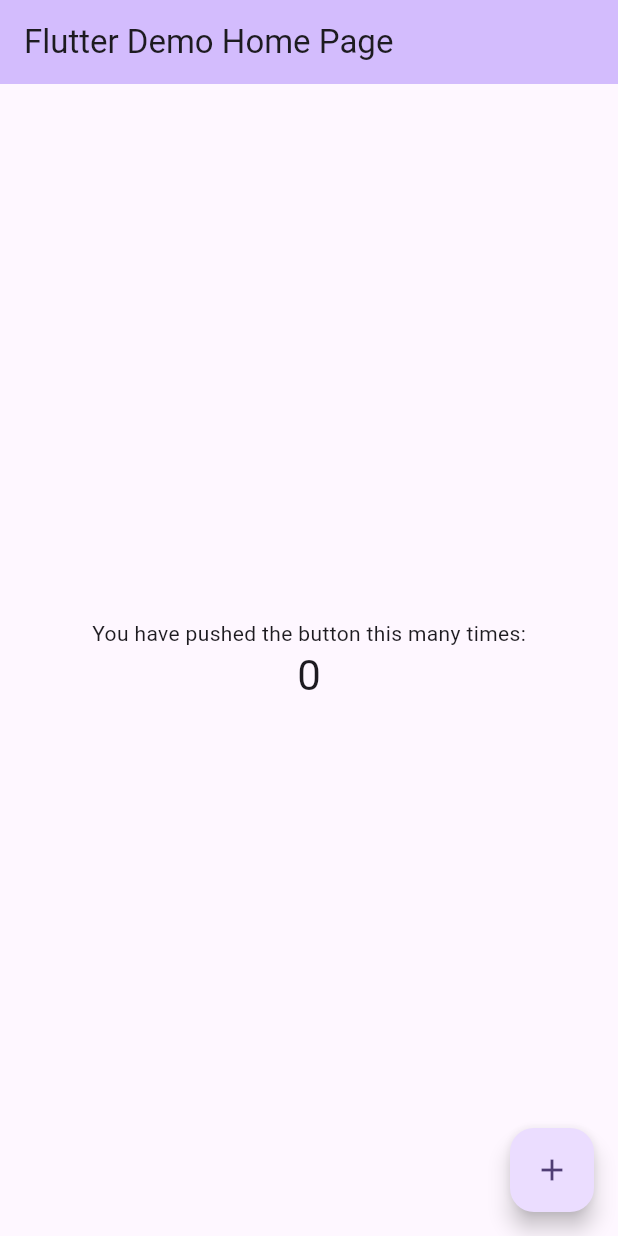
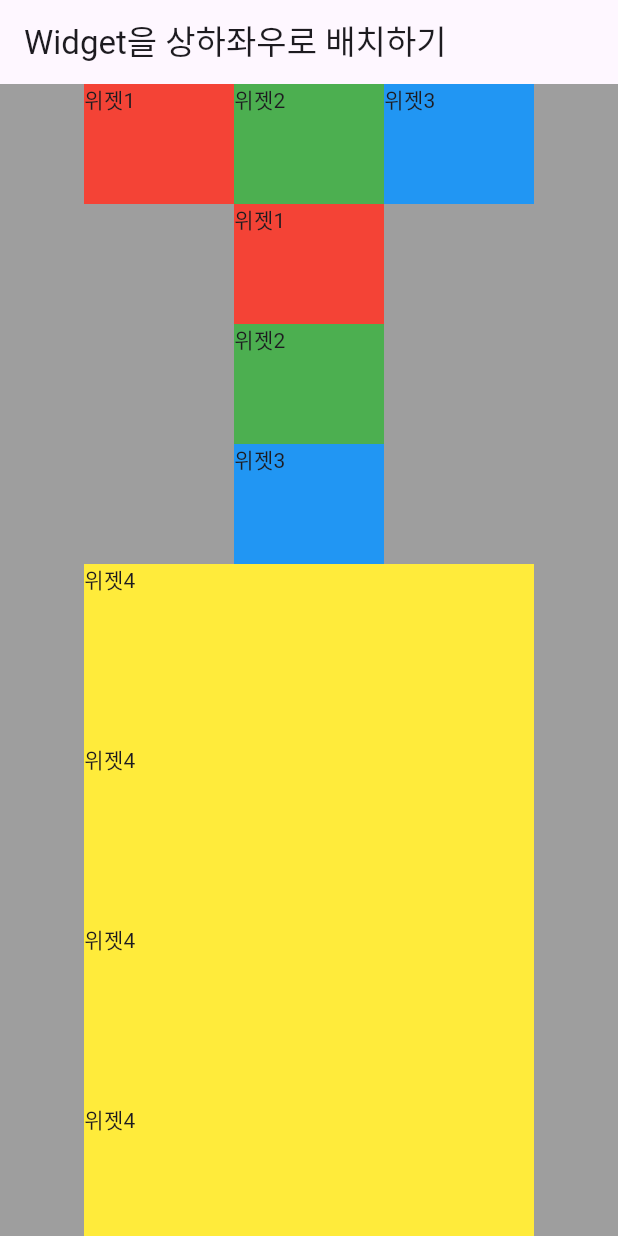
Before and after one commit to JeongJinyong/FlutterTest, a Flutter app: the screen it shows after launch, on a phone screen of 412 x 824 dp. Run offline on Flutter 3.47's test engine with Material 3 defaults, Android fonts, the phone set to English and light mode, and no system bars.

Commit message:
[End]Widget을 상하 좌우로 배치하기

```diff
--- a/FlutterExample2_2_1/lib/main.dart
+++ b/FlutterExample2_2_1/lib/main.dart
@@ -1,122 +1,106 @@
 import 'package:flutter/material.dart';
 
 void main() {
-  runApp(const MyApp());
+  runApp(
+    MaterialApp(
+      home: Scaffold(
+        appBar: AppBar(title: Text("Widget을 상하좌우로 배치하기")),
+        body: Body(),
+      ),
+    ),
+  );
 }
 
-class MyApp extends StatelessWidget {
-  const MyApp({super.key});
-
-  // This widget is the root of your application.
-  @override
-  Widget build(BuildContext context) {
-    return MaterialApp(
-      title: 'Flutter Demo',
-      theme: ThemeData(
-        // This is the theme of your application.
-        //
-        // TRY THIS: Try running your application with "flutter run". You'll see
-        // the application has a purple toolbar. Then, without quitting the app,
-        // try changing the seedColor in the colorScheme below to Colors.green
-        // and then invoke "hot reload" (save your changes or press the "hot
-        // reload" button in a Flutter-supported IDE, or press "r" if you used
-        // the command line to start the app).
-        //
-        // Notice that the counter didn't reset back to zero; the application
-        // state is not lost during the reload. To reset the state, use hot
-        // restart instead.
-        //
-        // This works for code too, not just values: Most code changes can be
-        // tested with just a hot reload.
-        colorScheme: ColorScheme.fromSeed(seedColor: Colors.deepPurple),
-      ),
-      home: const MyHomePage(title: 'Flutter Demo Home Page'),
-    );
-  }
-}
-
-class MyHomePage extends StatefulWidget {
-  const MyHomePage({super.key, required this.title});
-
-  // This widget is the home page of your application. It is stateful, meaning
-  // that it has a State object (defined below) that contains fields that affect
-  // how it looks.
-
-  // This class is the configuration for the state. It holds the values (in this
-  // case the title) provided by the parent (in this case the App widget) and
-  // used by the build method of the State. Fields in a Widget subclass are
-  // always marked "final".
-
-  final String title;
-
-  @override
-  State<MyHomePage> createState() => _MyHomePageState();
-}
-
-class _MyHomePageState extends State<MyHomePage> {
-  int _counter = 0;
-
-  void _incrementCounter() {
-    setState(() {
-      // This call to setState tells the Flutter framework that something has
-      // changed in this State, which causes it to rerun the build method below
-      // so that the display can reflect the updated values. If we changed
-      // _counter without calling setState(), then the build method would not be
-      // called again, and so nothing would appear to happen.
-      _counter++;
-    });
-  }
+class Body extends StatelessWidget {
+  const Body({super.key});
 
   @override
   Widget build(BuildContext context) {
-    // This method is rerun every time setState is called, for instance as done
-    // by the _incrementCounter method above.
-    //
-    // The Flutter framework has been optimized to make rerunning build methods
-    // fast, so that you can just rebuild anything that needs updating rather
-    // than having to individually change instances of widgets.
-    return Scaffold(
-      appBar: AppBar(
-        // TRY THIS: Try changing the color here to a specific color (to
-        // Colors.amber, perhaps?) and trigger a hot reload to see the AppBar
-        // change color while the other colors stay the same.
-        backgroundColor: Theme.of(context).colorScheme.inversePrimary,
-        // Here we take the value from the MyHomePage object that was created by
-        // the App.build method, and use it to set our appbar title.
-        title: Text(widget.title),
-      ),
-      body: Center(
-        // Center is a layout widget. It takes a single child and positions it
-        // in the middle of the parent.
+    return SingleChildScrollView(
+      scrollDirection: Axis.vertical,
+      child: Container(
+        color: Colors.grey,
         child: Column(
-          // Column is also a layout widget. It takes a list of children and
-          // arranges them vertically. By default, it sizes itself to fit its
-          // children horizontally, and tries to be as tall as its parent.
-          //
-          // Column has various properties to control how it sizes itself and
-          // how it positions its children. Here we use mainAxisAlignment to
-          // center the children vertically; the main axis here is the vertical
-          // axis because Columns are vertical (the cross axis would be
-          // horizontal).
-          //
-          // TRY THIS: Invoke "debug painting" (choose the "Toggle Debug Paint"
-          // action in the IDE, or press "p" in the console), to see the
-          // wireframe for each widget.
           mainAxisAlignment: MainAxisAlignment.center,
-          children: <Widget>[
-            const Text('You have pushed the button this many times:'),
-            Text(
-              '$_counter',
-              style: Theme.of(context).textTheme.headlineMedium,
+          children: [
+            Row(
+              mainAxisAlignment: MainAxisAlignment.center,
+              children: [
+                Container(
+                  color: Colors.red,
+                  width: 100,
+                  height: 80,
+                  child: Text("위젯1"),
+                ),
+                Container(
+                  color: Colors.green,
+                  width: 100,
+                  height: 80,
+                  child: Text("위젯2"),
+                ),
+                Container(
+                  color: Colors.blue,
+                  width: 100,
+                  height: 80,
+                  child: Text("위젯3"),
+                ),
+              ],
+            ),
+            Column(
+              children: [
+                Container(
+                  color: Colors.red,
+                  width: 100,
+                  height: 80,
+                  child: Text("위젯1"),
+                ),
+                Container(
+                  color: Colors.green,
+                  width: 100,
+                  height: 80,
+                  child: Text("위젯2"),
+                ),
+                Container(
+                  color: Colors.blue,
+                  width: 100,
+                  height: 80,
+                  child: Text("위젯3"),
+                ),
+              ],
+            ),
+            Container(
+              width: 300,
+              height: 120,
+              color: Colors.yellow,
+              child: Text("위젯4"),
+            ),
+            Container(
+              width: 300,
+              height: 120,
+              color: Colors.yellow,
+              child: Text("위젯4"),
+            ),
+            Container(
+              width: 300,
+              height: 120,
+              color: Colors.yellow,
+              child: Text("위젯4"),
+            ),
+            Container(
+              width: 300,
+              height: 120,
+              color: Colors.yellow,
+              child: Text("위젯4"),
+            ),
+            Container(
+              width: 300,
+              height: 120,
+              color: Colors.yellow,
+              child: Text("위젯4"),
             ),
           ],
         ),
       ),
-      floatingActionButton: FloatingActionButton(
-        onPressed: _incrementCounter,
-        tooltip: 'Increment',
-        child: const Icon(Icons.add),
-      ), // This trailing comma makes auto-formatting nicer for build methods.
     );
   }
 }
```
Also changed, not shown: 1 other file.
